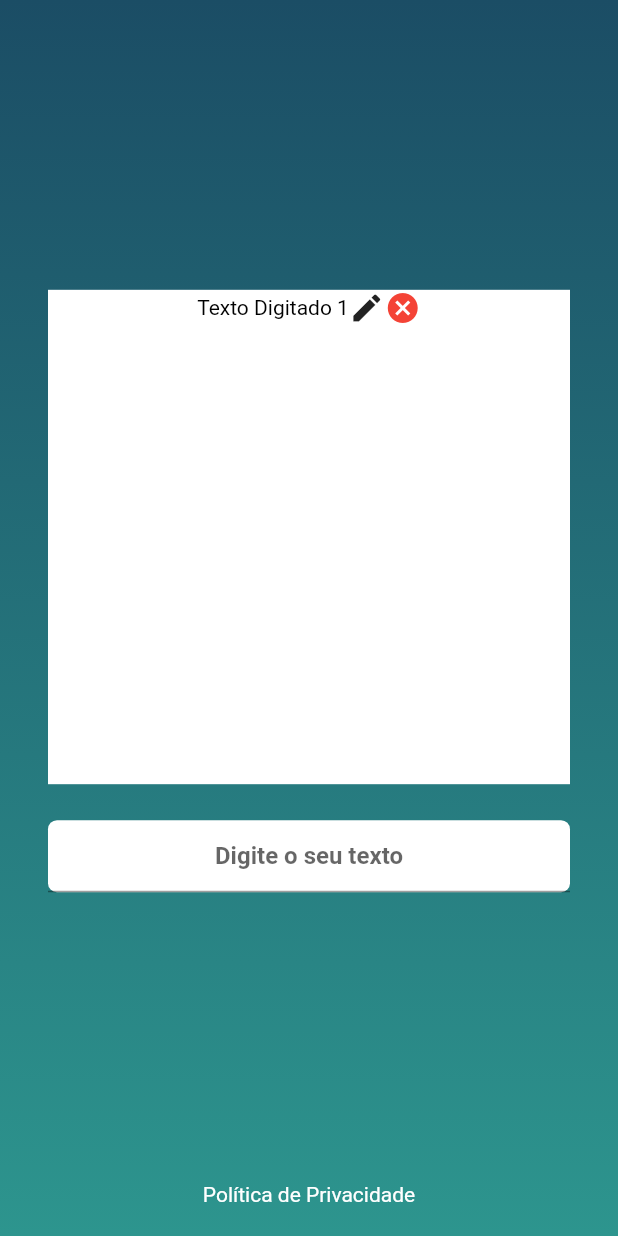
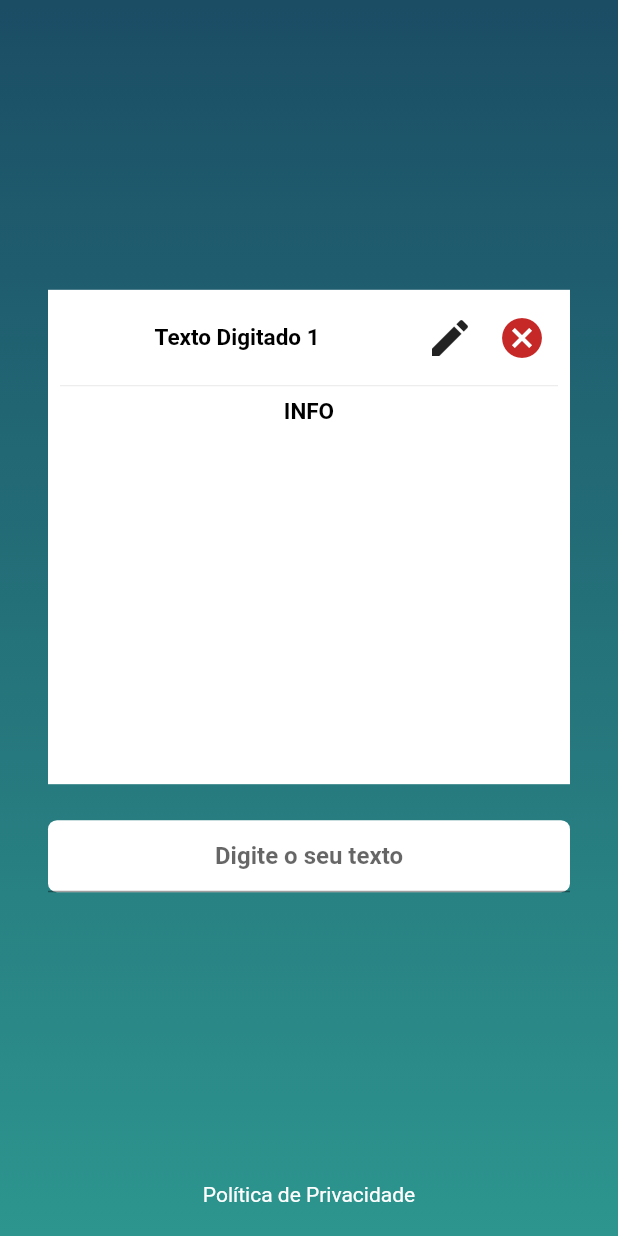
Before and after one commit to xGreatSoulx/TargetProva, a Flutter app: the InformationsPage screen opened by its route, on a phone screen of 412 x 824 dp. Run offline on Flutter 3.47's test engine with Material 2 defaults, Android fonts, the phone set to English and light mode, and no system bars.

Commit message:
Ajustando ações do card principal

```diff
--- a/target_prova/lib/view/informations_page.dart
+++ b/target_prova/lib/view/informations_page.dart
@@ -11,16 +11,21 @@ class InformationsPage extends StatefulWidget {
 }
 
 class _InformationsPageState extends State<InformationsPage> {
+  final GlobalKey<FormState> formKey = GlobalKey<FormState>();
+
+  String currentInformation = '';
   List<String> informations = [
-    'TESTE1',
-    'TESTE2',
-    'TESTE3',
-    'TESTE4',
+    'INFO1',
+    'INFO2',
+    'INFO3',
+    'INFO4',
   ];
 
   @override
   Widget build(BuildContext context) {
-    return Scaffold(
+    return Form(
+      key: formKey,
+      child: Scaffold(
         body: Container(
           decoration: const BoxDecoration(
             gradient: LinearGradient(
@@ -41,28 +46,43 @@ class _InformationsPageState extends State<InformationsPage> {
                 child: Container(
                   height: MediaQuery.of(context).size.height * 0.4,
                   color: Colors.white,
+                  child: Padding(
+                    padding: const EdgeInsets.all(8.0),
                     child: Column(
                       children: [
                         Row(
                           mainAxisAlignment: MainAxisAlignment.center,
                           children: [
+                            const Spacer(),
                             const Text(
                               'Texto Digitado 1',
-                          style: TextStyle(color: Colors.black),
+                              style: TextStyle(
+                                color: Colors.black,
+                                fontSize: 15,
+                                fontWeight: FontWeight.bold,
                               ),
-                        const Icon(Icons.edit),
-                        GestureDetector(
-                          onTap: () {
+                            ),
+                            const Spacer(),
+                            IconButton(
+                              onPressed: () {},
+                              icon: const Icon(
+                                Icons.edit,
+                                size: 32,
+                              ),
+                            ),
+                            IconButton(
+                              onPressed: () {
                                 showDialog(
                                   context: context,
-                              builder: (BuildContext context) => AlertDialog(
+                                  builder: (BuildContext context) =>
+                                      AlertDialog(
                                     title: const Text("Removendo..."),
                                     content: const Text(
                                         "Deseja remover essa informação?"),
                                     actions: [
                                       TextButton(
                                         onPressed: () {
-                                      informations.remove('TESTE1');
+                                          informations.remove('INFO1');
                                           Navigator.pop(context);
                                         },
                                         child: const Text('Sim'),
@@ -75,19 +95,32 @@ class _InformationsPageState extends State<InformationsPage> {
                                   ),
                                 );
                               },
-                          child: const Icon(
+                              icon: Icon(
                                 Icons.cancel,
-                            color: Colors.red,
+                                color: Colors.red[800],
+                                size: 32,
                               ),
                             ),
                           ],
+                        ),
+                        const Divider(thickness: 0.5),
+                        const Text(
+                          'INFO',
+                          style: TextStyle(
+                            color: Colors.black,
+                            fontSize: 15,
+                            fontWeight: FontWeight.bold,
+                          ),
                         ),
                       ],
                     ),
                   ),
                 ),
+              ),
               CustomTextFormField(
+                controller: TextEditingController(text: currentInformation),
                 textAlign: TextAlign.center,
+                autofocus: true,
                 hintText: 'Digite o seu texto',
                 validator: (value) {
                   if (value == "") {
@@ -96,12 +129,20 @@ class _InformationsPageState extends State<InformationsPage> {
 
                   return null;
                 },
+                onFieldSubmitted: (value) {
+                  if (formKey.currentState!.validate()) {
+                    informations.add(currentInformation);
+                    currentInformation = '';
+                    setState(() {});
+                  }
+                },
               ),
               const Spacer(),
               Padding(
                 padding: const EdgeInsets.only(bottom: 20),
                 child: GestureDetector(
-                onTap: () => launchUrl(Uri.parse("https://www.google.com.br/")),
+                  onTap: () =>
+                      launchUrl(Uri.parse("https://www.google.com.br/")),
                   child: const Text(
                     "Política de Privacidade",
                   ),
@@ -110,42 +151,7 @@ class _InformationsPageState extends State<InformationsPage> {
             ],
           ),
         ),
+      ),
     );
   }
 }
-
-// Stack(
-//                                   clipBehavior: Clip.none,
-//                                   children: [
-//                                     const Padding(
-//                                       padding: EdgeInsets.all(24.0),
-//                                       child: Row(
-//                                         children: [
-//                                           Padding(
-//                                             padding: EdgeInsets.symmetric(
-//                                                 horizontal: 8.0),
-//                                             child: Icon(
-//                                               Icons.warning_amber_rounded,
-//                                               color: Colors.amber,
-//                                               size: 50,
-//                                             ),
-//                                           ),
-//                                           Text('Atenção'),
-//                                         ],
-//                                       ),
-//                                     ),
-//                                     Align(
-//                                       alignment: Alignment.topRight,
-//                                       child: Padding(
-//                                         padding: const EdgeInsets.symmetric(
-//                                             horizontal: 8.0, vertical: 4.0),
-//                                         child: IconButton(
-//                                           icon: const Icon(Icons.cancel),
-//                                           padding: EdgeInsets.zero,
-//                                           onPressed: () =>
-//                                               Navigator.pop(context),
-//                                         ),
-//                                       ),
-//                                     ),
-//                                   ],
-//                                 ),
```
Lines whose indentation alone changed are shown as unchanged.
